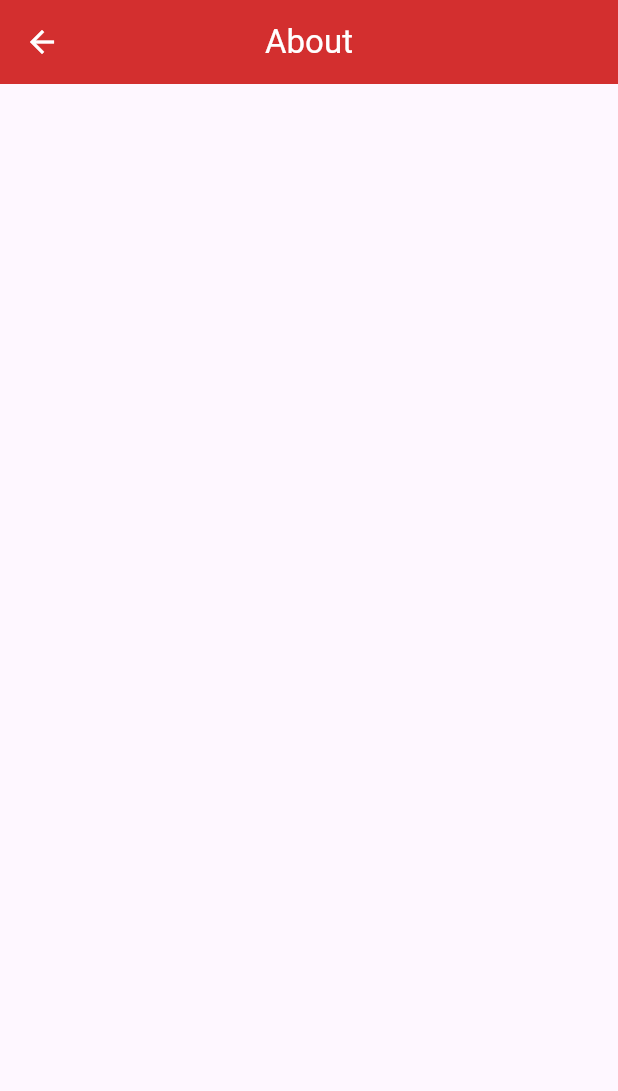
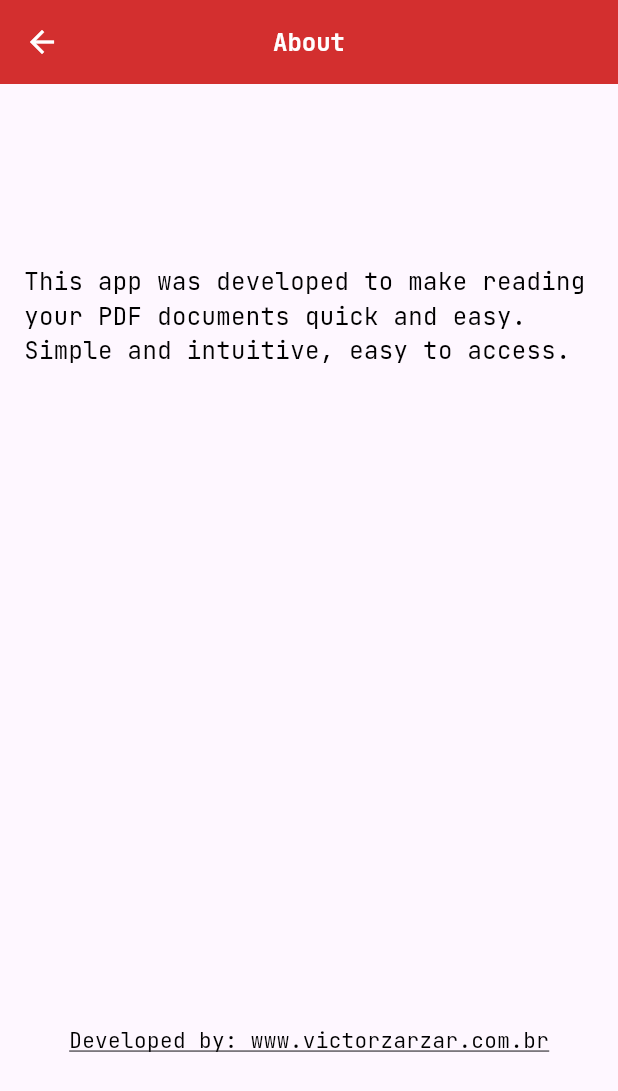
Before and after one commit to Victor-Zarzar/pdf-reader, a Flutter app: the screen it shows after launch, after a tap on the "info" icon, on a phone screen of 412 x 824 dp. Shown: the top 1091 px of the screen. Run offline on Flutter 3.47's test engine with Material 3 defaults, Android fonts, the phone set to English and light mode, and no system bars; our stand-ins replace easy_localization, file_picker, google_fonts; missing offline and left inert: syncfusion_flutter_pdfviewer.

Commit message:
Chore: add package url, and updates in home page and aboutpage

```diff
--- a/assets/translations/en-US.json
+++ b/assets/translations/en-US.json
@@ -4,5 +4,7 @@
     "text_button": "Browse PDF File",
     "pdf_view": "PDF Viewer",
     "error_selecting_file": "Error selecting file:",
-    "about_page": "About"
+    "about_page": "About",
+    "about_text": "This app was developed to make reading your PDF documents quick and easy. Simple and intuitive, easy to access.",
+    "developed": "Developed by: www.victorzarzar.com.br"
 }
--- a/assets/translations/es.json
+++ b/assets/translations/es.json
@@ -4,5 +4,7 @@
     "text_button": "Buscar archivo PDF",
     "pdf_view": "Visor de PDF",
     "error_selecting_file": "Error al seleccionar el archivo:",
-    "about_page": "Acerca de"
+    "about_page": "Acerca de",
+    "about_text": "Esta aplicación fue desarrollada para hacer que la lectura de sus documentos PDF sea rápida y fácil. Simple, intuitiva y de fácil acceso.",
+    "developed": "Desarrollado por: www.victorzarzar.com.br"
 }
--- a/assets/translations/pt-BR.json
+++ b/assets/translations/pt-BR.json
@@ -4,5 +4,7 @@
     "text_button": "Procurar Arquivo PDF",
     "pdf_view": "Visualizador de PDF",
     "error_selecting_file": "Erro ao selecionar arquivo:",
-    "about_page": "Sobre"
+    "about_page": "Sobre",
+    "about_text": "Este app foi desenvolvido para fazer leituras rápidas e fáceis de seus documentos em PDF. Simples e intuitivo de fácil acesso.",
+    "developed": "Desenvolvido por: www.victorzarzar.com.br"
 }
--- a/lib/pages/AboutPage/about_page.dart
+++ b/lib/pages/AboutPage/about_page.dart
@@ -1,21 +1,85 @@
 import 'package:easy_localization/easy_localization.dart';
 import 'package:flutter/material.dart';
+import 'package:google_fonts/google_fonts.dart';
+import 'package:url_launcher/url_launcher.dart';
 
-class AboutPage extends StatelessWidget {
+class AboutPage extends StatefulWidget {
   const AboutPage({super.key});
 
   @override
+  State<AboutPage> createState() => _AboutPageState();
+}
+
+class _AboutPageState extends State<AboutPage> {
+  Future<void> _launchURL(String url) async {
+    final Uri uri = Uri.parse(url);
+    if (await canLaunchUrl(uri)) {
+      await launchUrl(uri);
+    } else {
+      throw '${'launch_error'.tr()} $url';
+    }
+  }
+
+  @override
   Widget build(BuildContext context) {
+    double myHeight = MediaQuery.of(context).size.height;
+    double myWidth = MediaQuery.of(context).size.width;
     return Scaffold(
       appBar: AppBar(
         title: Text(
           "about_page".tr(),
-          style: const TextStyle(color: Colors.white),
+          style: GoogleFonts.jetBrainsMono(
+            textStyle: const TextStyle(
+              color: Colors.white,
+              fontSize: 16,
+              fontWeight: FontWeight.bold,
+            ),
+          ),
         ),
         centerTitle: true,
         backgroundColor: Colors.red.shade700,
         iconTheme: const IconThemeData(color: Colors.white),
       ),
+      body: SizedBox(
+        height: myHeight,
+        width: myWidth,
+        child: Padding(
+          padding: const EdgeInsets.all(16.0),
+          child: Column(
+            crossAxisAlignment: CrossAxisAlignment.center,
+            mainAxisAlignment: MainAxisAlignment.spaceAround,
+            children: [
+              Center(
+                child: Text(
+                  'about_text'.tr(),
+                  style: GoogleFonts.jetBrainsMono(
+                    textStyle: const TextStyle(
+                      color: Colors.black,
+                      fontSize: 16,
+                    ),
+                  ),
+                ),
+              ),
+              const SizedBox(height: 20),
+              GestureDetector(
+                onTap: () {
+                  _launchURL('https://www.victorzarzar.com.br');
+                },
+                child: Text(
+                  'developed'.tr(),
+                  style: GoogleFonts.jetBrainsMono(
+                    textStyle: const TextStyle(
+                      color: Colors.black,
+                      fontSize: 14,
+                      decoration: TextDecoration.underline,
+                    ),
+                  ),
+                ),
+              ),
+            ],
+          ),
+        ),
+      ),
     );
   }
 }
--- a/lib/pages/HomePage/home_page.dart
+++ b/lib/pages/HomePage/home_page.dart
@@ -1,6 +1,7 @@
 import 'dart:io';
 import 'package:easy_localization/easy_localization.dart';
 import 'package:flutter/material.dart';
+import 'package:google_fonts/google_fonts.dart';
 import 'package:pdf_reader/pages/AboutPage/about_page.dart';
 import 'package:pdf_reader/pages/PDFViewer/pdf_viewer.dart';
 import 'package:file_picker/file_picker.dart';
@@ -83,7 +84,13 @@ class _HomePageState extends State<HomePage> {
         centerTitle: true,
         title: Text(
           'text_appbar'.tr(),
-          style: const TextStyle(color: Colors.white),
+          style: GoogleFonts.jetBrainsMono(
+            textStyle: const TextStyle(
+              color: Colors.white,
+              fontSize: 16,
+              fontWeight: FontWeight.bold,
+            ),
+          ),
         ),
       ),
       floatingActionButtonLocation: FloatingActionButtonLocation.centerDocked,
@@ -95,6 +102,7 @@ class _HomePageState extends State<HomePage> {
           Icons.add,
           size: 28,
           color: Colors.white,
+          semanticLabel: '',
         ),
       ),
       bottomNavigationBar: BottomAppBar(
@@ -108,6 +116,7 @@ class _HomePageState extends State<HomePage> {
               icon: const Icon(
                 Icons.home,
                 color: Colors.white,
+                semanticLabel: '',
               ),
             ),
             IconButton(
@@ -122,6 +131,7 @@ class _HomePageState extends State<HomePage> {
               icon: const Icon(
                 Icons.info,
                 color: Colors.white,
+                semanticLabel: '',
               ),
             ),
           ],
@@ -139,12 +149,18 @@ class _HomePageState extends State<HomePage> {
                         Image.asset(
                           'assets/imgs/nodata.png',
                           height: 100,
+                          semanticLabel: '',
                         ),
                         const SizedBox(height: 20),
                         Center(
                           child: Text(
                             'about_home'.tr(),
-                            style: const TextStyle(fontSize: 16),
+                            style: GoogleFonts.jetBrainsMono(
+                              textStyle: const TextStyle(
+                                fontSize: 16,
+                                fontWeight: FontWeight.bold,
+                              ),
+                            ),
                             textAlign: TextAlign.center,
                           ),
                         ),
--- a/lib/pages/PDFViewer/pdf_viewer.dart
+++ b/lib/pages/PDFViewer/pdf_viewer.dart
@@ -12,9 +12,12 @@ class PDFViewer extends StatelessWidget {
   Widget build(BuildContext context) {
     return Scaffold(
       appBar: AppBar(
+        backgroundColor: Colors.red.shade700,
+        iconTheme: const IconThemeData(color: Colors.white),
         centerTitle: true,
         title: Text(
           'pdf_view'.tr(),
+          style: const TextStyle(color: Colors.white),
         ),
       ),
       body: SfPdfViewer.file(
--- a/pubspec.yaml
+++ b/pubspec.yaml
@@ -41,6 +41,7 @@ dependencies:
   easy_localization: ^3.0.7
   google_fonts: ^6.2.1
   syncfusion_flutter_pdfviewer: ^26.2.13
+  url_launcher: ^6.3.0
 
 dev_dependencies:
   flutter_test:
```
Also changed, not shown: pubspec.lock.
